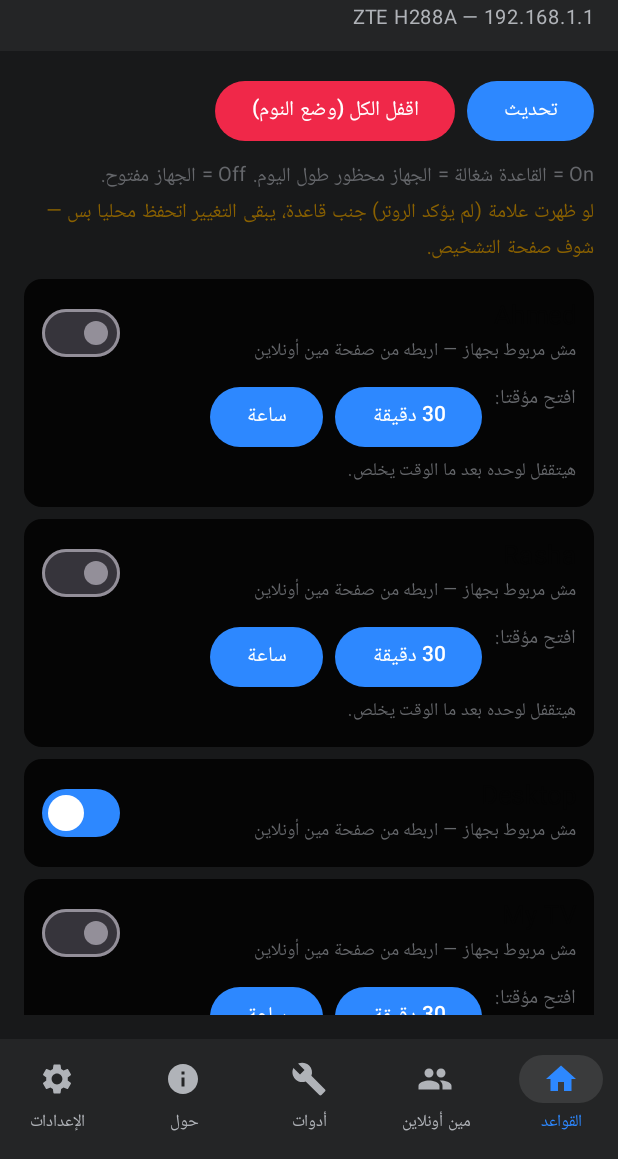
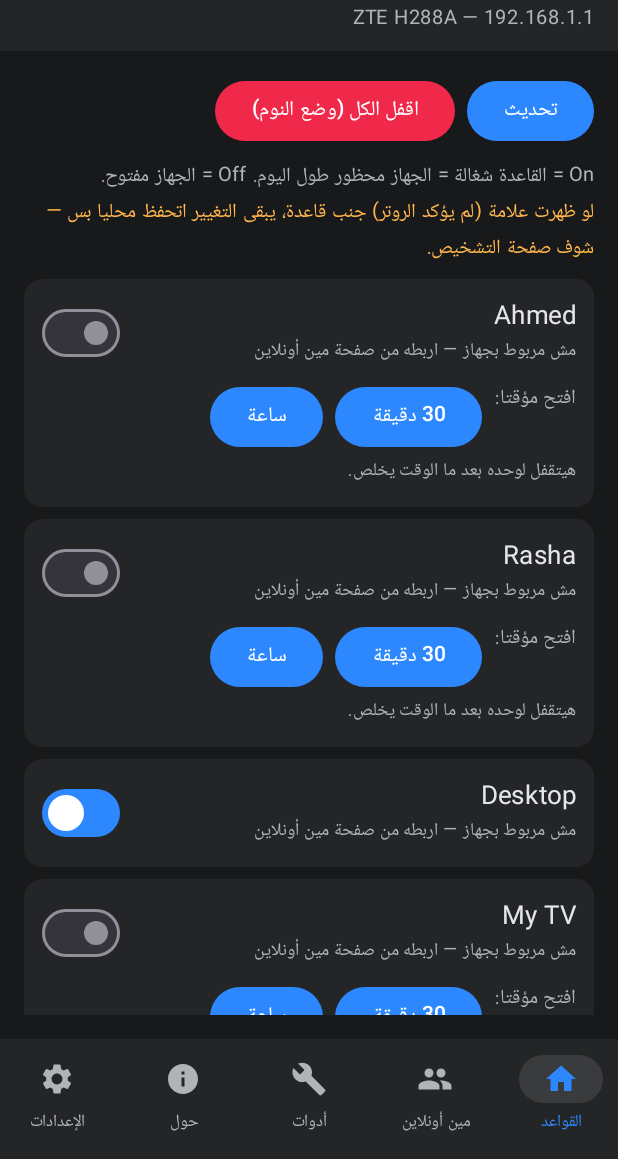
Before and after one commit to kader6000-cmd/RouterControl, an Android app built with Jetpack Compose: the screen it shows after launch (MainActivity), on a phone screen of 412 x 824 dp, the part 77-1236 px from its top. Run offline under Robolectric (Android 15) with nearby library versions, the phone set to English and light mode, and no system bars; 1 statement that could not run was skipped.

Commit message:
RouterControl v1.9.9: add app/src/main/java/com/routercontrol/app/ui/Screens.kt

```diff
--- a/app/src/main/java/com/routercontrol/app/ui/Screens.kt
+++ b/app/src/main/java/com/routercontrol/app/ui/Screens.kt
@@ -21,12 +21,16 @@ import com.routercontrol.app.data.RouterDevice
 import com.routercontrol.app.data.RuleSchedule
 import kotlinx.coroutines.launch
 
-// Facebook-style palette (v1.9.8): light gray feed background, white cards,
-// Facebook blue primary, dark text — replaces the dark navy/cyan theme.
-private val FbBlue = Color(0xFF1877F2)
-private val FbText = Color(0xFF050505)
-private val FbMuted = Color(0xFF65676B)
-private val FbWarn = Color(0xFF8A6100)
+// Facebook dark-mode palette (v1.9.9): dark gray feed background, darker cards,
+// Facebook dark blue primary, light text — replaces the light theme.
+// (v1.9.8 bug: a chained color swap turned the cards near-black with dark
+// text on them, so the rule names were invisible. The card color is now
+// its own constant, FbCard, never a text color.)
+private val FbBlue = Color(0xFF2D88FF)
+private val FbCard = Color(0xFF242526)
+private val FbText = Color(0xFFE4E6EB)
+private val FbMuted = Color(0xFFB0B3B8)
+private val FbWarn = Color(0xFFFFB74D)
 private val FbRed = Color(0xFFF02849)
 private val FbGreen = Color(0xFF31A24C)
 
@@ -69,7 +73,7 @@ object Screens {
             }
             LazyColumn(verticalArrangement = Arrangement.spacedBy(8.dp)) {
                 items(state.rules, key = { it.name }) { rule ->
-                    Card(Modifier.fillMaxWidth(), colors = CardDefaults.cardColors(containerColor = FbText)) {
+                    Card(Modifier.fillMaxWidth(), colors = CardDefaults.cardColors(containerColor = FbCard)) {
                         Column(Modifier.padding(12.dp)) {
                             Row(
                                 Modifier.fillMaxWidth(),
@@ -129,7 +133,7 @@ object Screens {
             LazyColumn(verticalArrangement = Arrangement.spacedBy(8.dp)) {
                 items(state.devices, key = { it.mac }) { device ->
                     val linked = state.rules.firstOrNull { it.mac.equals(device.mac, ignoreCase = true) }
-                    Card(Modifier.fillMaxWidth(), colors = CardDefaults.cardColors(containerColor = FbText)) {
+                    Card(Modifier.fillMaxWidth(), colors = CardDefaults.cardColors(containerColor = FbCard)) {
                         Column(Modifier.padding(12.dp)) {
                             Row(
                                 Modifier.fillMaxWidth(),
@@ -292,7 +296,7 @@ object Screens {
             Text("الجداول المحفوظة:", color = FbText, fontSize = 16.sp)
             LazyColumn(verticalArrangement = Arrangement.spacedBy(8.dp)) {
                 items(state.schedules, key = { it.ruleName }) { s ->
-                    Card(Modifier.fillMaxWidth(), colors = CardDefaults.cardColors(containerColor = FbText)) {
+                    Card(Modifier.fillMaxWidth(), colors = CardDefaults.cardColors(containerColor = FbCard)) {
                         Row(
                             Modifier.fillMaxWidth().padding(12.dp),
                             horizontalArrangement = Arrangement.SpaceBetween,
@@ -466,7 +470,7 @@ object Screens {
                     Card(
                         Modifier.fillMaxWidth(),
                         colors = CardDefaults.cardColors(
-                            containerColor = if (d.ok) Color(0xFFE6F4EA) else Color(0xFFFDECEA)
+                            containerColor = if (d.ok) Color(0xFF1E3A29) else Color(0xFF3D2326)
                         )
                     ) {
                         Column(Modifier.padding(12.dp)) {
@@ -500,7 +504,7 @@ object Screens {
             Spacer(Modifier.height(8.dp))
             Card(
                 Modifier.fillMaxWidth(),
-                colors = CardDefaults.cardColors(containerColor = Color.White)
+                colors = CardDefaults.cardColors(containerColor = FbCard)
             ) {
                 Column(Modifier.padding(16.dp)) {
                     Text("التحكم في الروتر", color = FbText, fontSize = 18.sp)
```
